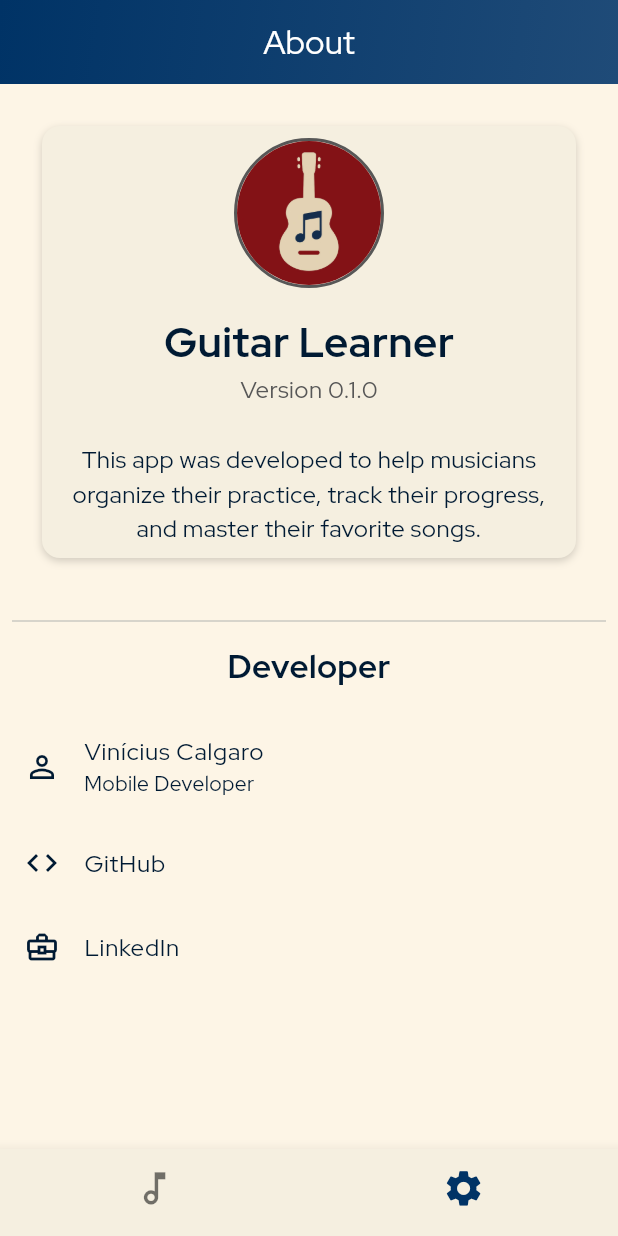
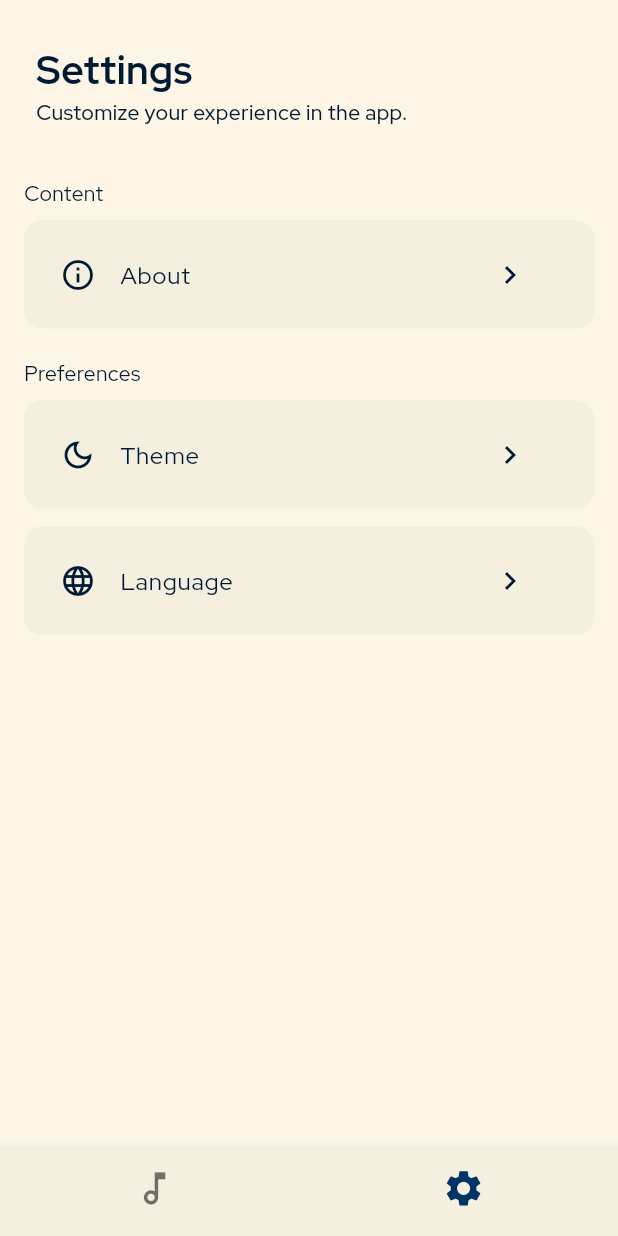
Before and after one commit to vinicalgaro/Guitar-Notebook, a Flutter app: the screen it shows after launch, item 2 of the bottom bar chosen, on a phone screen of 412 x 824 dp. Run offline on Flutter 3.47's test engine with Material 3 defaults, Android fonts, the phone set to English and light mode, and no system bars; our stand-ins replace bot_toast, freezed_annotation, google_fonts, lottie, package_info_plus, shared_preferences; generated files the repository leaves out were written again.

Commit message:
Refatora tela de configurações e ajusta navegação
- Cria a tela de Configurações, movendo a seção "Sobre" para dentro dela e adicionando opções de tema e linguagem.
- Adiciona novos widgets: `DefaultAnimatedCardContainer`, `DefaultHeader` e `DefaultNextButton` para melhorar a interface e a navegação.
- Atualiza traduções para incluir os novos textos da tela de Configurações.
- Modifica o `DefaultPageScaffold` e `DefaultPageScaffoldFixedWidget` para lidar corretamente com a navegação de retorno.
- Ajusta a cor secundária do tema escuro para `paletaLightBlue`.
- Adiciona a rota `/about` para a página "Sobre".
- Permite a personalização da margem no `DefaultCardContainer`.
- Utiliza `Colors.green` diretamente no `DefaultStepper` em vez de `AppTheme.paletaGreen`.
- Define `AppTheme.paletaDarkBlue` como cor primária no `buildAppBarGradient`.

```diff
--- a/lib/helpers/appbar_gradient.dart
+++ b/lib/helpers/appbar_gradient.dart
@@ -1,7 +1,9 @@
 import 'package:flutter/material.dart';
 
+import '../theme/app_theme.dart';
+
 Decoration buildAppBarGradient(BuildContext context) {
-  final primary = Theme.of(context).colorScheme.primary;
+  const primary = AppTheme.paletaDarkBlue;
   final lightPrimary = Color.lerp(
     primary,
     Colors.white,
--- a/lib/l10n/intl_en.arb
+++ b/lib/l10n/intl_en.arb
@@ -6,7 +6,7 @@
   "about": "About",
   "newSong": "New Song",
   "editSong": "Edit Song",
-  "modoEscuro": "Dark Theme",
+  "tema": "Theme",
   "version": "Version {versionNumber}",
   "@version": {
     "description": "Text to show the current app version.",
@@ -52,5 +52,9 @@
   "limiteDeBatidasAtingido": "Beat limit reached.",
   "nenhumaSequenciaAdicionada": "No sequence has been added yet",
   "selecionar": "Select",
-  "limiteDeSequenciasAtingido": "Sequence limit reached."
+  "limiteDeSequenciasAtingido": "Sequence limit reached.",
+  "settingsDesc": "Customize your experience in the app.",
+  "content": "Content",
+  "preferences": "Preferences",
+  "linguagem": "Language"
 }
--- a/lib/l10n/intl_pt.arb
+++ b/lib/l10n/intl_pt.arb
@@ -6,7 +6,7 @@
   "about": "Sobre",
   "newSong": "Nova Música",
   "editSong": "Editar Música",
-  "modoEscuro": "Modo Escuro",
+  "tema": "Tema",
   "linkedin": "LinkedIn",
   "mobileDeveloper": "Mobile Developer",
   "vinciusCalgaro": "Vinícius Calgaro",
@@ -57,5 +57,9 @@
   "limiteDeBatidasAtingido": "Limite de batidas atingido.",
   "nenhumaSequenciaAdicionada": "Nenhuma sequência adicionada.",
   "selecionar": "Selecionar",
-  "limiteDeSequenciasAtingido": "Limite de sequência atingido."
+  "limiteDeSequenciasAtingido": "Limite de sequência atingido.",
+  "settingsDesc": "Personalize a sua experiência no app.",
+  "content": "Conteúdo",
+  "preferences": "Preferências",
+  "linguagem": "Linguagem"
 }
--- a/lib/routes/app_routes.dart
+++ b/lib/routes/app_routes.dart
@@ -1,5 +1,6 @@
 class AppRoutes {
   static const String home = '/';
+  static const String about = '/about';
   static const String addSong = '/add-song';
   static const String editSong = '/edit-song';
   static const String playSong = '/play-song';
--- a/lib/theme/app_theme.dart
+++ b/lib/theme/app_theme.dart
@@ -159,7 +159,7 @@ class AppTheme {
     colorScheme: const ColorScheme.dark(
       primary: paletaLightBlue,
       onPrimary: _darkTextColor,
-      secondary: paletaDarkBlue,
+      secondary: paletaLightBlue,
       onSecondary: _darkTextColor,
       tertiary: paletaDarkRed,
       onTertiary: _darkTextColor,
--- a/lib/view/main_shell.dart
+++ b/lib/view/main_shell.dart
@@ -2,6 +2,7 @@ import 'package:flutter/material.dart';
 import 'package:flutter_gen/gen_l10n/app_localizations.dart';
 import 'package:guitar_learner/view/about_page.dart';
 import 'package:guitar_learner/view/home_page.dart';
+import 'package:guitar_learner/view/settings_page.dart';
 import 'package:guitar_learner/view/widgets/tab_navigator_widget.dart';
 
 class MainShell extends StatefulWidget {
@@ -23,7 +24,7 @@ class _MainShellState extends State<MainShell> {
 
   final List<Widget> _rootPages = [
     const HomePage(),
-    const AboutPage(),
+    const SettingsPage(),
   ];
 
   void _onItemTapped(int index) {
--- /dev/null
+++ b/lib/view/settings_page.dart
@@ -0,0 +1,49 @@
+import 'package:flutter/material.dart';
+import 'package:flutter_gen/gen_l10n/app_localizations.dart';
+import 'package:guitar_learner/widgets/default_header.dart';
+import 'package:guitar_learner/widgets/default_next_button.dart';
+
+import '../routes/app_routes.dart';
+
+class SettingsPage extends StatelessWidget {
+  const SettingsPage({super.key});
+
+  @override
+  Widget build(BuildContext context) {
+    final localizations = AppLocalizations.of(context)!;
+
+    return Column(
+      crossAxisAlignment: CrossAxisAlignment.start,
+      children: [
+        DefaultHeader(
+            title: localizations.settings,
+            subtitle: localizations.settingsDesc),
+        Padding(
+          padding: const EdgeInsets.all(16.0),
+          child: Column(
+            crossAxisAlignment: CrossAxisAlignment.start,
+            children: [
+              Text(localizations.content),
+              const SizedBox(height: 8.0),
+              DefaultNextButton(
+                  title: localizations.about,
+                  leadingIcon: const Icon(Icons.info_outline),
+                  route: AppRoutes.about),
+              const SizedBox(height: 8.0),
+              Text(localizations.preferences),
+              const SizedBox(height: 8.0),
+              DefaultNextButton(
+                  title: localizations.tema,
+                  leadingIcon: const Icon(Icons.dark_mode_outlined),
+                  modalContent: []),
+              DefaultNextButton(
+                  title: localizations.linguagem,
+                  leadingIcon: const Icon(Icons.language_outlined),
+                  modalContent: []),
+            ],
+          ),
+        ),
+      ],
+    );
+  }
+}
--- a/lib/view/widgets/tab_navigator_widget.dart
+++ b/lib/view/widgets/tab_navigator_widget.dart
@@ -1,5 +1,6 @@
 import 'package:flutter/material.dart';
 import 'package:guitar_learner/routes/app_routes.dart';
+import 'package:guitar_learner/view/about_page.dart';
 import 'package:provider/provider.dart';
 
 import '../../model/musica/musica.dart';
@@ -36,6 +37,10 @@ class TabNavigatorWidget extends StatelessWidget {
               child: const CadastroMusicaPage(),
             );
             break;
+
+          case AppRoutes.about:
+            page = const AboutPage();
+            break;
         }
 
         if (page != null) {
--- a/lib/widgets/default_card_container.dart
+++ b/lib/widgets/default_card_container.dart
@@ -3,23 +3,26 @@ import 'package:flutter/material.dart';
 class DefaultCardContainer extends StatelessWidget {
   final Widget child;
   final bool shadow;
+  final EdgeInsetsGeometry? margin;
 
   const DefaultCardContainer(
-      {super.key, required this.child, this.shadow = true});
+      {super.key, required this.child, this.shadow = true, this.margin});
 
   @override
   Widget build(BuildContext context) => Container(
-        margin: const EdgeInsets.all(8.0),
+        margin: margin ?? const EdgeInsets.all(8.0),
         decoration: BoxDecoration(
           color: Theme.of(context).colorScheme.surface,
           borderRadius: BorderRadius.circular(12.0),
-          boxShadow: shadow ? [
-            BoxShadow(
-              color: Colors.black.withOpacity(0.175),
-              blurRadius: 4,
-              offset: const Offset(0, 2),
-            ),
-          ] : null,
+          boxShadow: shadow
+              ? [
+                  BoxShadow(
+                    color: Colors.black.withOpacity(0.175),
+                    blurRadius: 4,
+                    offset: const Offset(0, 2),
+                  ),
+                ]
+              : null,
         ),
         child: Padding(
           padding: const EdgeInsets.all(8.0),
--- /dev/null
+++ b/lib/widgets/default_header.dart
@@ -0,0 +1,30 @@
+import 'package:flutter/material.dart';
+
+class DefaultHeader extends StatelessWidget {
+  final String title;
+  final String subtitle;
+
+  const DefaultHeader({super.key, required this.title, required this.subtitle});
+
+  @override
+  Widget build(BuildContext context) {
+    return Container(
+      margin: const EdgeInsets.only(
+          left: 16.0, right: 16.0, top: 20.0, bottom: 10.0),
+      alignment: Alignment.centerLeft,
+      child: Padding(
+        padding: const EdgeInsets.all(8.0),
+        child: Column(
+          crossAxisAlignment: CrossAxisAlignment.start,
+          children: [
+            Text(
+              title,
+              style: const TextStyle(fontWeight: FontWeight.bold, fontSize: 26),
+            ),
+            Text(subtitle, style: const TextStyle(fontWeight: FontWeight.w500))
+          ],
+        ),
+      ),
+    );
+  }
+}
--- /dev/null
+++ b/lib/widgets/default_next_button.dart
@@ -0,0 +1,54 @@
+import 'package:flutter/material.dart';
+import 'package:guitar_learner/extensions/navigation_extension.dart';
+import 'package:guitar_learner/helpers/helper_bottom_sheet.dart';
+import 'package:guitar_learner/widgets/default_bottom_sheet_header.dart';
+
+import 'default_card_container.dart';
+
+class DefaultNextButton extends StatelessWidget {
+  final String title;
+  final Icon leadingIcon;
+  final List<Widget>? modalContent;
+  final String? route;
+  final String? trailing;
+
+  const DefaultNextButton(
+      {super.key,
+      required this.title,
+      required this.leadingIcon,
+      this.modalContent,
+      this.trailing,
+      this.route});
+
+  _nextContent(BuildContext context) {
+    route != null
+        ? context.goTo(route!)
+        : callBottomSheet(
+            context,
+            heightPercent: 0.33,
+            DefaultBottomSheetHeader(
+                label: title, children: modalContent ?? []));
+  }
+
+  @override
+  Widget build(BuildContext context) {
+    return DefaultCardContainer(
+        margin: const EdgeInsets.only(bottom: 12.0),
+        shadow: false,
+        child: ListTile(
+          leading: leadingIcon,
+          title: Text(title),
+          onTap: () => _nextContent(context),
+          trailing: Row(
+            mainAxisSize: MainAxisSize.min,
+            children: [
+              if (trailing != null) Text(trailing!),
+              IconButton(
+                onPressed: () => _nextContent(context),
+                icon: const Icon(Icons.keyboard_arrow_right),
+              ),
+            ],
+          ),
+        ));
+  }
+}
--- a/lib/widgets/default_page_scaffold.dart
+++ b/lib/widgets/default_page_scaffold.dart
@@ -11,14 +11,18 @@ class DefaultPageScaffold extends StatelessWidget {
 
   const DefaultPageScaffold({
     super.key,
-    required this.title,
+    this.title,
     required this.body,
     this.actions,
     this.floatingActionButton,
   });
 
   @override
-  Widget build(BuildContext context) => Scaffold(
+  Widget build(BuildContext context) {
+    final bool isFirstRouteInParentNavigator =
+        ModalRoute.of(context)?.canPop ?? false;
+
+    return Scaffold(
       floatingActionButton: floatingActionButton,
       body: CustomScrollView(
         slivers: [
@@ -29,7 +33,7 @@ class DefaultPageScaffold extends StatelessWidget {
             pinned: false,
             automaticallyImplyLeading: false,
             actions: actions,
-              leading: Navigator.of(context).canPop()
+            leading: isFirstRouteInParentNavigator
                 ? TextButton.icon(
                     onPressed: context.goBack,
                     icon: const Icon(Icons.arrow_back_ios_new, size: 18),
@@ -59,3 +63,4 @@ class DefaultPageScaffold extends StatelessWidget {
       ),
     );
   }
+}
--- a/lib/widgets/default_page_scaffold_fixed_widget.dart
+++ b/lib/widgets/default_page_scaffold_fixed_widget.dart
@@ -20,6 +20,8 @@ class DefaultPageScaffoldFixedWidget extends StatelessWidget {
 
   @override
   Widget build(BuildContext context) {
+    final bool canPop = ModalRoute.of(context)?.canPop ?? false;
+
     return Scaffold(
       floatingActionButton: floatingActionButton,
       appBar: PreferredSize(
@@ -32,7 +34,7 @@ class DefaultPageScaffoldFixedWidget extends StatelessWidget {
             title: Text(title),
             automaticallyImplyLeading: false,
             actions: actions,
-            leading: Navigator.of(context).canPop()
+            leading: canPop
                 ? TextButton.icon(
                     onPressed: context.goBack,
                     icon: const Icon(Icons.arrow_back_ios_new, size: 18),
--- a/lib/widgets/default_stepper.dart
+++ b/lib/widgets/default_stepper.dart
@@ -32,7 +32,7 @@ class DefaultStepper extends StatelessWidget {
       stepIconBuilder: (stepIndex, stepState) {
         switch (stepState) {
           case StepState.complete:
-            return const Icon(Icons.check_circle, color: AppTheme.paletaGreen);
+            return const Icon(Icons.check_circle, color: Colors.green);
           case StepState.editing:
             return Transform.scale(
                 scale: 1.7,
```
Also changed, not shown: lib/view/cadastro_musica_page.dart (+9 -43 lines), lib/widgets/default_animated_card_container.dart (added, +52 -0 lines), lib/generated/intl/messages_en.dart, lib/generated/intl/messages_pt.dart, lib/generated/l10n.dart. Lines whose indentation alone changed are shown as unchanged.
